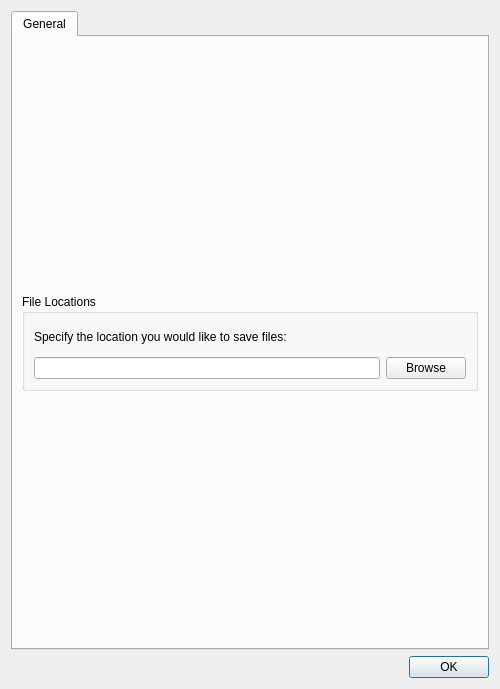
This is src/ui/SettingsDialog.ui in mavlink/qgroundcontrol as Qt 5 draws it before an edit. The edited form follows.
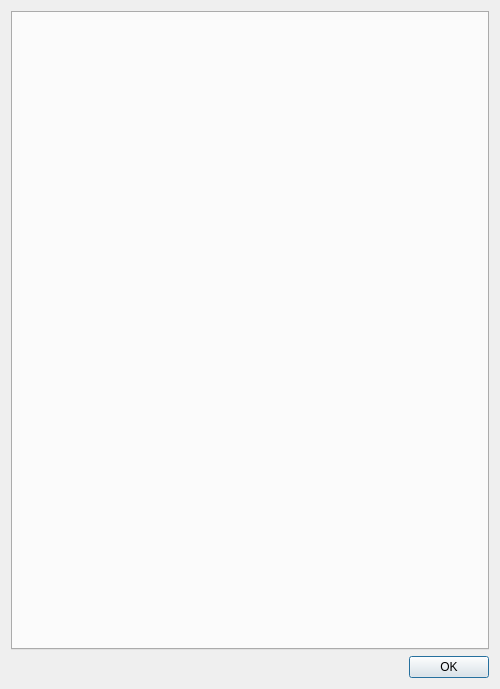
This is the edited form.

Commit message: Use Documents as saved files location

```diff
--- a/src/ui/SettingsDialog.ui
+++ b/src/ui/SettingsDialog.ui
@@ -21,91 +21,7 @@
   </property>
   <layout class="QVBoxLayout" name="verticalLayout_5">
    <item>
-    <widget class="QTabWidget" name="tabWidget">
-     <widget class="QWidget" name="general">
-      <property name="sizePolicy">
-       <sizepolicy hsizetype="Expanding" vsizetype="Preferred">
-        <horstretch>0</horstretch>
-        <verstretch>0</verstretch>
-       </sizepolicy>
-      </property>
-      <attribute name="title">
-       <string>General</string>
-      </attribute>
-      <attribute name="toolTip">
-       <string>General Settings</string>
-      </attribute>
-      <layout class="QVBoxLayout" name="verticalLayout_8">
-       <item>
-        <widget class="QGroupBox" name="fileLocationsLayout">
-         <property name="sizePolicy">
-          <sizepolicy hsizetype="MinimumExpanding" vsizetype="Fixed">
-           <horstretch>0</horstretch>
-           <verstretch>0</verstretch>
-          </sizepolicy>
-         </property>
-         <property name="minimumSize">
-          <size>
-           <width>0</width>
-           <height>0</height>
-          </size>
-         </property>
-         <property name="title">
-          <string>File Locations</string>
-         </property>
-         <layout class="QVBoxLayout" name="verticalLayout_7">
-          <item>
-           <widget class="QLabel" name="label">
-            <property name="sizePolicy">
-             <sizepolicy hsizetype="Preferred" vsizetype="Fixed">
-              <horstretch>0</horstretch>
-              <verstretch>0</verstretch>
-             </sizepolicy>
-            </property>
-            <property name="minimumSize">
-             <size>
-              <width>0</width>
-              <height>0</height>
-             </size>
-            </property>
-            <property name="text">
-             <string>Specify the location you would like to save files:</string>
-            </property>
-            <property name="wordWrap">
-             <bool>true</bool>
-            </property>
-           </widget>
-          </item>
-          <item>
-           <layout class="QHBoxLayout" name="horizontalLayout_2">
-            <item>
-             <widget class="QLineEdit" name="savedFilesLocation">
-              <property name="minimumSize">
-               <size>
-                <width>200</width>
-                <height>21</height>
-               </size>
-              </property>
-              <property name="maxLength">
-               <number>1024</number>
-              </property>
-             </widget>
-            </item>
-            <item>
-             <widget class="QPushButton" name="browseSavedFilesLocation">
-              <property name="text">
-               <string>Browse</string>
-              </property>
-             </widget>
-            </item>
-           </layout>
-          </item>
-         </layout>
-        </widget>
-       </item>
-      </layout>
-     </widget>
-    </widget>
+    <widget class="QTabWidget" name="tabWidget"/>
    </item>
    <item>
     <widget class="QDialogButtonBox" name="buttonBox">
```
The commit also changes 6 other files.
